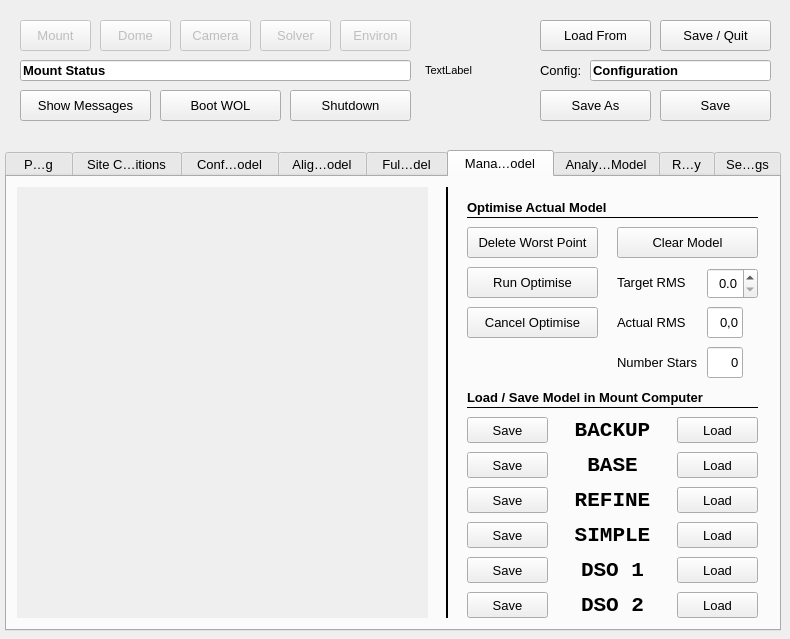
First picture: the form in mountwizzard/gui/wizzard_main_ui.ui, repository sayitfast/MountWizzard3, before the edit.
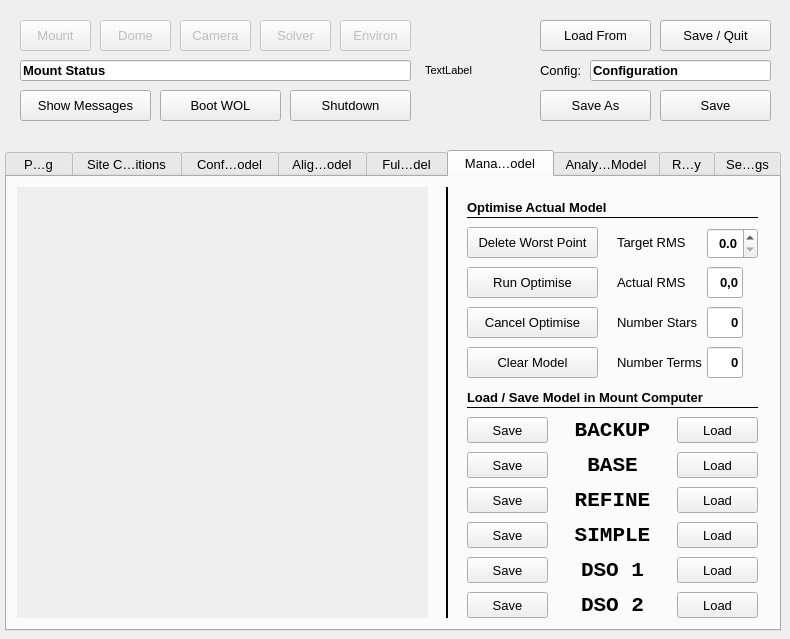
Second picture: the form after the edit. The open tabs and pages were chosen to show the change. Custom widgets are drawn as their Qt base class.

What changed in the file:
```diff
--- a/mountwizzard/gui/wizzard_main_ui.ui
+++ b/mountwizzard/gui/wizzard_main_ui.ui
@@ -7201,7 +7201,7 @@
      <property name="geometry">
       <rect>
        <x>610</x>
-       <y>90</y>
+       <y>50</y>
        <width>71</width>
        <height>31</height>
       </rect>
@@ -7235,7 +7235,7 @@
      <property name="geometry">
       <rect>
        <x>700</x>
-       <y>91</y>
+       <y>51</y>
        <width>51</width>
        <height>31</height>
       </rect>
@@ -7243,8 +7243,8 @@
      <property name="font">
       <font>
        <family>Arial</family>
-       <weight>50</weight>
-       <bold>false</bold>
+       <weight>75</weight>
+       <bold>true</bold>
       </font>
      </property>
      <property name="alignment">
@@ -7745,7 +7745,7 @@
      <property name="geometry">
       <rect>
        <x>700</x>
-       <y>130</y>
+       <y>90</y>
        <width>36</width>
        <height>31</height>
       </rect>
@@ -7754,8 +7754,8 @@
       <font>
        <family>Arial</family>
        <pointsize>10</pointsize>
-       <weight>50</weight>
-       <bold>false</bold>
+       <weight>75</weight>
+       <bold>true</bold>
       </font>
      </property>
      <property name="mouseTracking">
@@ -7787,7 +7787,7 @@
      <property name="geometry">
       <rect>
        <x>610</x>
-       <y>130</y>
+       <y>90</y>
        <width>71</width>
        <height>31</height>
       </rect>
@@ -7804,9 +7804,9 @@
     <widget class="QPushButton" name="btn_clearAlignmentModel">
      <property name="geometry">
       <rect>
-       <x>610</x>
-       <y>50</y>
-       <width>141</width>
+       <x>460</x>
+       <y>170</y>
+       <width>131</width>
        <height>31</height>
       </rect>
      </property>
@@ -7821,7 +7821,7 @@
      <property name="geometry">
       <rect>
        <x>700</x>
-       <y>170</y>
+       <y>130</y>
        <width>36</width>
        <height>31</height>
       </rect>
@@ -7830,8 +7830,8 @@
       <font>
        <family>Arial</family>
        <pointsize>10</pointsize>
-       <weight>50</weight>
-       <bold>false</bold>
+       <weight>75</weight>
+       <bold>true</bold>
       </font>
      </property>
      <property name="mouseTracking">
@@ -7863,7 +7863,7 @@
      <property name="geometry">
       <rect>
        <x>610</x>
-       <y>170</y>
+       <y>130</y>
        <width>81</width>
        <height>31</height>
       </rect>
@@ -7877,6 +7877,66 @@
       <string>Number Stars</string>
      </property>
     </widget>
+    <widget class="QLineEdit" name="le_alignNumberTerms2">
+     <property name="geometry">
+      <rect>
+       <x>700</x>
+       <y>170</y>
+       <width>36</width>
+       <height>31</height>
+      </rect>
+     </property>
+     <property name="font">
+      <font>
+       <family>Arial</family>
+       <pointsize>10</pointsize>
+       <weight>75</weight>
+       <bold>true</bold>
+      </font>
+     </property>
+     <property name="mouseTracking">
+      <bool>false</bool>
+     </property>
+     <property name="focusPolicy">
+      <enum>Qt::NoFocus</enum>
+     </property>
+     <property name="acceptDrops">
+      <bool>false</bool>
+     </property>
+     <property name="toolTip">
+      <string>&lt;html&gt;&lt;head/&gt;&lt;body&gt;&lt;p&gt;Number of Terms in actual used pointing model&lt;/p&gt;&lt;/body&gt;&lt;/html&gt;</string>
+     </property>
+     <property name="layoutDirection">
+      <enum>Qt::RightToLeft</enum>
+     </property>
+     <property name="text">
+      <string>0</string>
+     </property>
+     <property name="alignment">
+      <set>Qt::AlignRight|Qt::AlignTrailing|Qt::AlignVCenter</set>
+     </property>
+     <property name="readOnly">
+      <bool>true</bool>
+     </property>
+    </widget>
+    <widget class="QLabel" name="label_209">
+     <property name="geometry">
+      <rect>
+       <x>610</x>
+       <y>175</y>
+       <width>86</width>
+       <height>21</height>
+      </rect>
+     </property>
+     <property name="font">
+      <font>
+       <pointsize>10</pointsize>
+      </font>
+     </property>
+     <property name="text">
+      <string>Number Terms</string>
+     </property>
+    </widget>
     <zorder>line_18</zorder>
     <zorder>line_44</zorder>
     <zorder>label_37</zorder>
```
Left out of the diff: 6 changed lines with no effect on the pictures.
